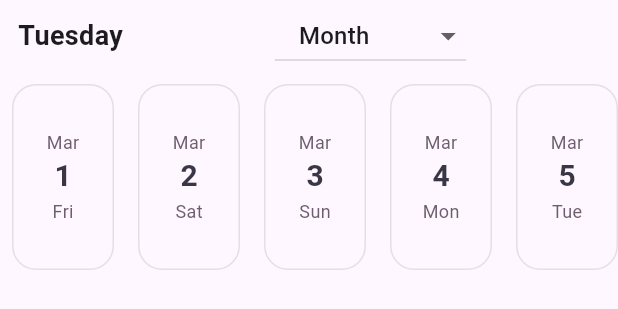
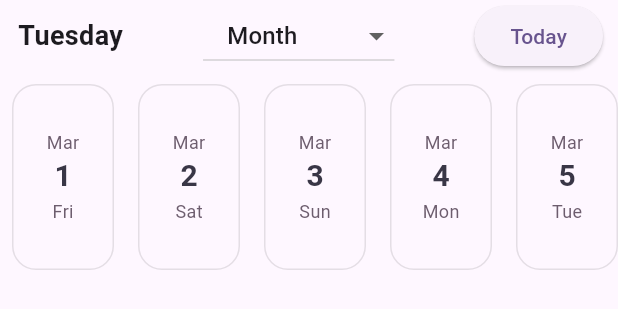
Before and after one commit to HenrikLonnquist/todo_app, a Flutter app: the Calendar widget shown alone on an empty page, opened directly with empty values, on a phone screen of 412 x 824 dp. Shown: the top 309 px of the screen. Run offline on Flutter 3.47's test engine with Material 3 defaults, Android fonts, the phone set to English and light mode, and no system bars; drawn by our look-alikes of dropdown_button2; our stand-ins replace easy_date_timeline.

Commit message:
today button done

```diff
--- a/lib/screens/schedule.dart
+++ b/lib/screens/schedule.dart
@@ -108,14 +108,13 @@ class _SchedulePageState extends State<SchedulePage> {
                         //* 5 days(workdays) showing
                         // firstDate: now.subtract(Duration(days: now.weekday - 1)),
                         // lastDate: now.add(Duration(days: 5 - now.weekday + 1)),
-
-
-                        focusDate: matchTaskWithSelectedDate,
+                        //! TODO: rename property - initial date?
+                        focusDate: DateTime(now.year, now.month, now.day),
                         // viewState: workdays, weekdays, monthly,
                         datesWithTasks: tasksWithDueDate,
                         onDateChange: (value) {
                           setState(() {
-                            print(value);
+                            print("calendar call: $value");
                             matchTaskWithSelectedDate = value;
                           });
                         },
@@ -138,7 +137,7 @@ class _SchedulePageState extends State<SchedulePage> {
                                     return;
                                   }
                                   pressedTask = task;
-                                  // TODO: for now have toggle, maybe change to a button later
+
                                   isRightPanelOpen = !isRightPanelOpen;
                                 });
                               },
@@ -303,22 +302,23 @@ class _CalendarState extends State<Calendar> {
               },
             ),
             const Spacer(flex: 2,),
-            // ElevatedButton(
-            //   onPressed: () {
-            //     setState(() {
-            //       firstDate = DateTime(widget.firstDate.year, widget.firstDate.month, widget.firstDate.day);
-            //       lastDate = DateTime(widget.lastDate.year, widget.lastDate.month, widget.lastDate.day);
-            //       focusedDate = DateTime(widget.focusDate.year, widget.focusDate.month, widget.focusDate.day);
+            ElevatedButton(
+              onPressed: () {
+                setState(() {
+                  print("Today button: $focusedDate ${widget.focusDate}");
 
-            //       // widget.onDateChange.call(focusedDate);
+                  focusedDate = DateTime(widget.focusDate.year, widget.focusDate.month, widget.focusDate.day);
 
-            //     });
-            //   },
-            //   child: const Text(
-            //     "Today",
-            //   )
-            // ),
-            // const SizedBox(width: 10),
+
+                  // widget.onDateChange.call(focusedDate);
+
+                });
+              },
+              child: const Text(
+                "Today",
+              )
+            ),
+            const SizedBox(width: 10),
             // DropdownButton2(
             //   value: selectedValue,
             //   items: monthMap.keys.map((value) {
@@ -349,11 +349,13 @@ class _CalendarState extends State<Calendar> {
         MonthView(
           dateNow: focusedDate,
           days: DateTime(focusedDate.year, focusedDate.month + 1, 0).day,
-          // days: daysBetween(firstDate, lastDate),
           changeDate: changeDate,
           datesWithTasks: widget.datesWithTasks,
           onDateChange: (value) {
-            widget.onDateChange.call(value);
+            setState(() {
+              focusedDate = value;
+              widget.onDateChange.call(value);
+            });
           },
         ),
       ],
@@ -384,15 +386,17 @@ class MonthView extends StatefulWidget{
 
 class _MonthViewState extends State<MonthView> {
   //* 30 days showing
-  late DateTime now = widget.dateNow;
+  late DateTime now;
   late DateTime firstDate =  now.subtract(Duration(days: now.day - 1));
   late Map<String, String> formattedDates;
 
   late bool dateHasTasks;
-  bool isSelected = false;
+  late bool isSelected;
 
   @override
   Widget build(BuildContext context) {
+    now = widget.dateNow;
+    // print("Listview $now ${widget.dateNow}");
     return SizedBox(
       height: 140,
       child: ListView.builder(
@@ -404,6 +408,8 @@ class _MonthViewState extends State<MonthView> {
           isSelected = now.day.compareTo(currentIndexDay.day) == 0;
           dateHasTasks = widget.datesWithTasks.containsKey(currentIndexDay);
 
+          // if (currentIndexDay)
+
           formattedDates = CalendarDateFormatter.parseAll(currentIndexDay);
 
           // TODO: create an function or class for this.
@@ -411,8 +417,7 @@ class _MonthViewState extends State<MonthView> {
           return InkWell(
             onTap: () {
               setState(() {
-                now = currentIndexDay;
-                widget.onDateChange.call(now);
+                widget.onDateChange.call(currentIndexDay);
               });
             },
             child: Container(
@@ -423,7 +428,7 @@ class _MonthViewState extends State<MonthView> {
               const  EdgeInsets.fromLTRB(8, 8, 8, 9),
               decoration: BoxDecoration(
                 border: Border.all(
-                  color: widget.dateNow.day.compareTo(currentIndexDay.day) == 0
+                  color: DateTime.now().day.compareTo(currentIndexDay.day) == 0
                   && !isSelected
                   ? Colors.black
                   : Colors.black.withOpacity(0.1),
```
